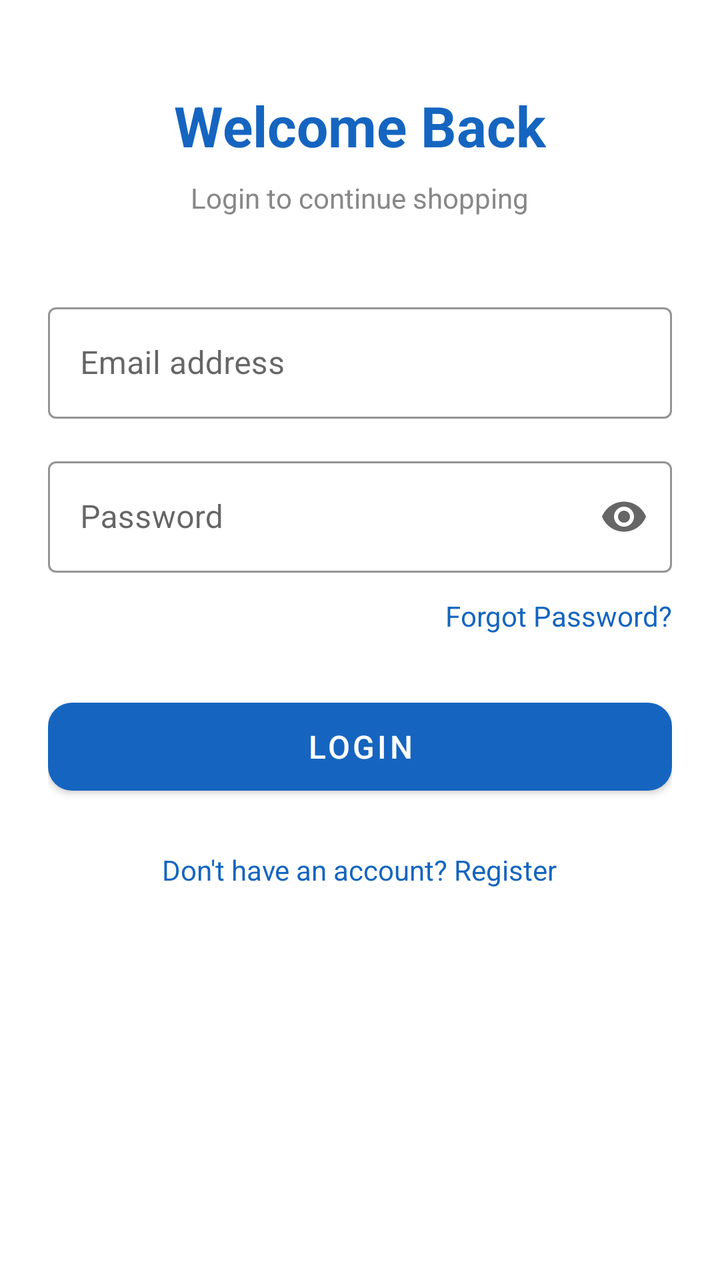
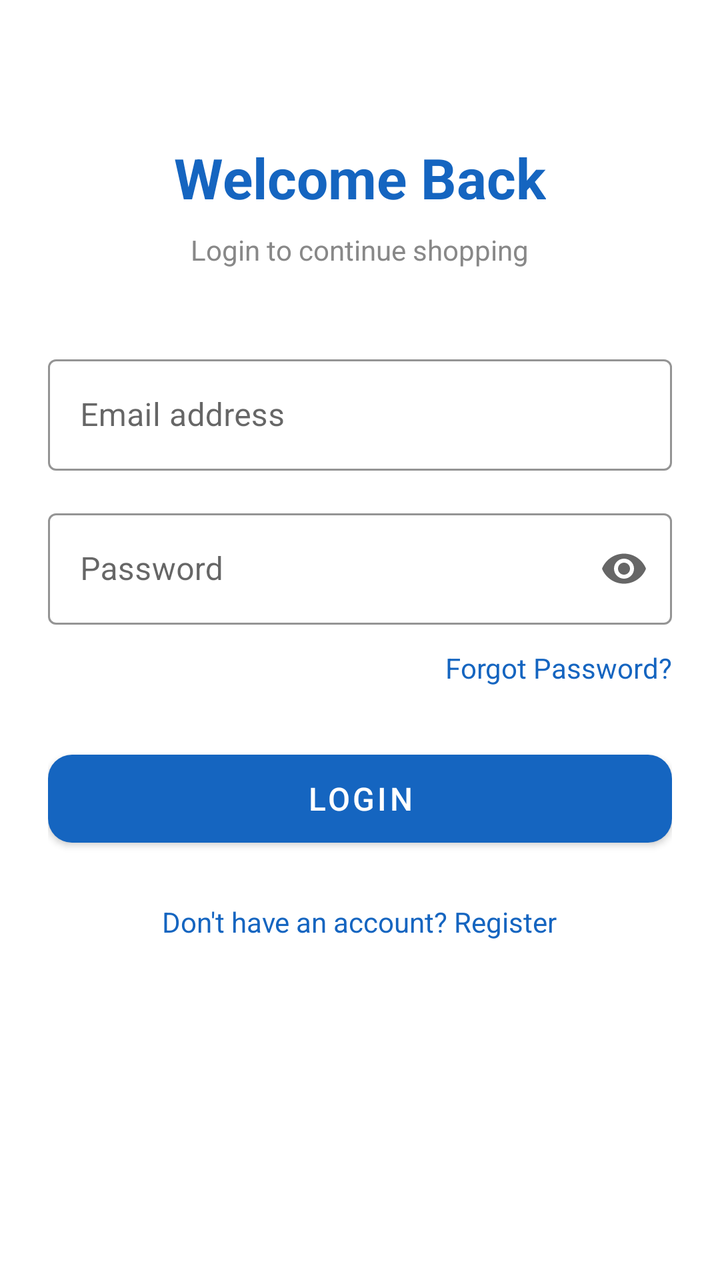

Screens rendered from an Android XML layout before and after an edit, with the pre-edit source and the edit as a unified diff.
<!-- AndroidManifest.xml: another module's application theme Theme.NextCart -->
<!-- res/layout/activity_login.xml -->
<?xml version="1.0" encoding="utf-8"?>
<LinearLayout
    xmlns:android="http://schemas.android.com/apk/res/android"
    xmlns:app="http://schemas.android.com/apk/res-auto"
    android:layout_width="match_parent"
    android:layout_height="match_parent"
    android:orientation="vertical"
    android:gravity="center_horizontal"
    android:paddingStart="24dp"
    android:paddingEnd="24dp"
    android:paddingTop="34dp"
    android:paddingBottom="24dp">

    <TextView
        android:id="@+id/tvTitle"
        android:layout_width="wrap_content"
        android:layout_height="wrap_content"
        android:text="Welcome Back"
        android:paddingTop="10dp"
        android:textSize="28sp"
        android:textStyle="bold"
        android:textColor="@color/brand_primary" />

    <TextView
        android:id="@+id/tvSubtitle"
        android:layout_width="wrap_content"
        android:layout_height="wrap_content"
        android:text="Login to continue shopping"
        android:textSize="14sp"
        android:textColor="#888888"
        android:layout_marginTop="8dp" />

    <com.google.android.material.textfield.TextInputLayout
        android:id="@+id/tilEmail"
        style="@style/Widget.MaterialComponents.TextInputLayout.OutlinedBox"
        android:layout_width="match_parent"
        android:layout_height="wrap_content"
        android:hint="Email address"
        android:layout_marginTop="40dp"
        app:boxStrokeColor="@color/brand_primary">

        <com.google.android.material.textfield.TextInputEditText
            android:id="@+id/etEmail"
            android:layout_width="match_parent"
            android:layout_height="wrap_content"
            android:inputType="textEmailAddress"
            android:maxLines="1" />

    </com.google.android.material.textfield.TextInputLayout>

    <com.google.android.material.textfield.TextInputLayout
        android:id="@+id/tilPassword"
        style="@style/Widget.MaterialComponents.TextInputLayout.OutlinedBox"
        android:layout_width="match_parent"
        android:layout_height="wrap_content"
        android:hint="Password"
        android:layout_marginTop="16dp"
        app:boxStrokeColor="@color/brand_primary"
        app:endIconMode="password_toggle">

        <com.google.android.material.textfield.TextInputEditText
            android:id="@+id/etPassword"
            android:layout_width="match_parent"
            android:layout_height="wrap_content"
            android:inputType="textPassword"
            android:maxLines="1" />

    </com.google.android.material.textfield.TextInputLayout>

    <TextView
        android:id="@+id/tvForgotPassword"
        android:layout_width="wrap_content"
        android:layout_height="wrap_content"
        android:text="Forgot Password?"
        android:textColor="@color/brand_primary"
        android:textSize="14sp"
        android:layout_gravity="end"
        android:layout_marginTop="12dp" />

    <com.google.android.material.button.MaterialButton
        android:id="@+id/btnLogin"
        android:layout_width="match_parent"
        android:layout_height="56dp"
        android:text="Login"
        android:textSize="16sp"
        android:layout_marginTop="28dp"
        app:cornerRadius="12dp"
        app:backgroundTint="@color/brand_primary" />

    <TextView
        android:id="@+id/tvRegister"
        android:layout_width="wrap_content"
        android:layout_height="wrap_content"
        android:text="Don't have an account? Register"
        android:textSize="14sp"
        android:textColor="@color/brand_primary"
        android:layout_marginTop="24dp" />

</LinearLayout>
<!-- resources referenced by this layout -->
<resources>
  <color name="brand_primary">#1565C0</color>
  <style name="Theme.NextCart" parent="Theme.MaterialComponents.DayNight.NoActionBar">
  
          <item name="colorPrimary">@color/brand_primary</item>
          <item name="colorSecondary">@color/brand_secondary</item>
  
          <item name="android:statusBarColor">@color/brand_surface</item>
          <item name="android:navigationBarColor">@color/brand_surface</item>
  
      </style>
  <color name="brand_secondary">#42A5F5</color>
  <color name="brand_surface">#FFFFFF</color>
</resources>

<!-- the commit's change to res/layout/activity_login.xml (unified diff, before → after) -->
@@ -8,7 +8,7 @@
     android:gravity="center_horizontal"
     android:paddingStart="24dp"
     android:paddingEnd="24dp"
-    android:paddingTop="34dp"
+    android:paddingTop="60dp"
     android:paddingBottom="24dp">
 
     <TextView
@@ -87,6 +87,14 @@
         app:cornerRadius="12dp"
         app:backgroundTint="@color/brand_primary" />
 
+    <ProgressBar
+        android:id="@+id/progressBar"
+        android:layout_width="40dp"
+        android:layout_height="40dp"
+        android:layout_marginTop="16dp"
+        android:visibility="gone"
+        android:indeterminate="true" />
+
     <TextView
         android:id="@+id/tvRegister"
         android:layout_width="wrap_content"
